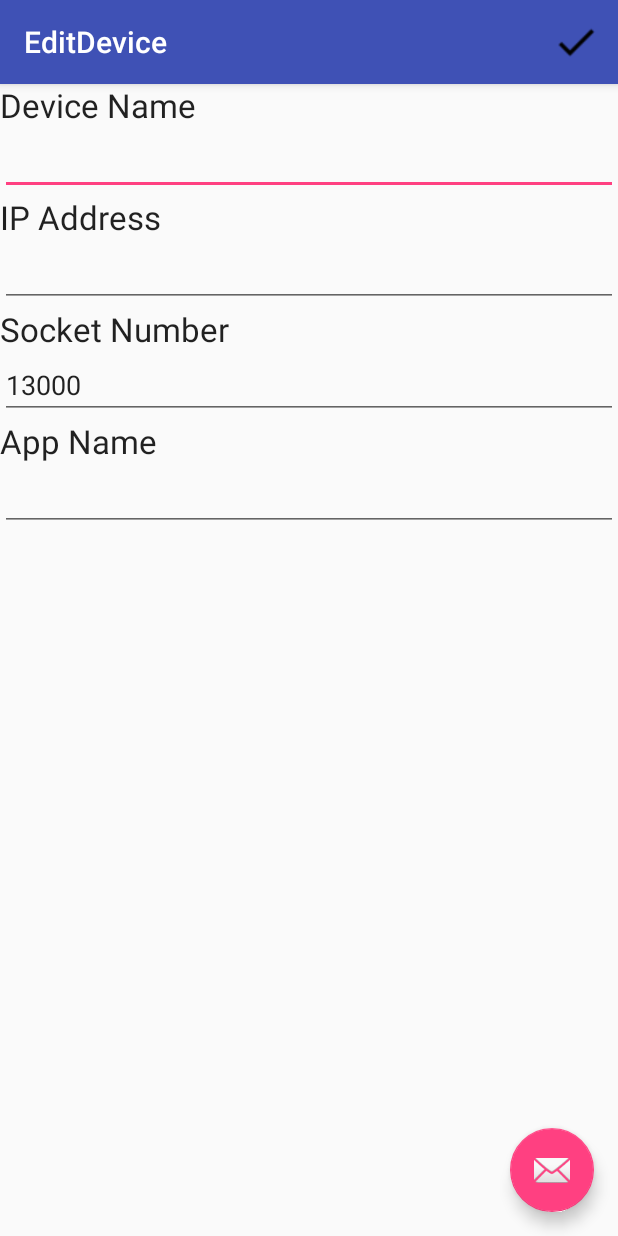
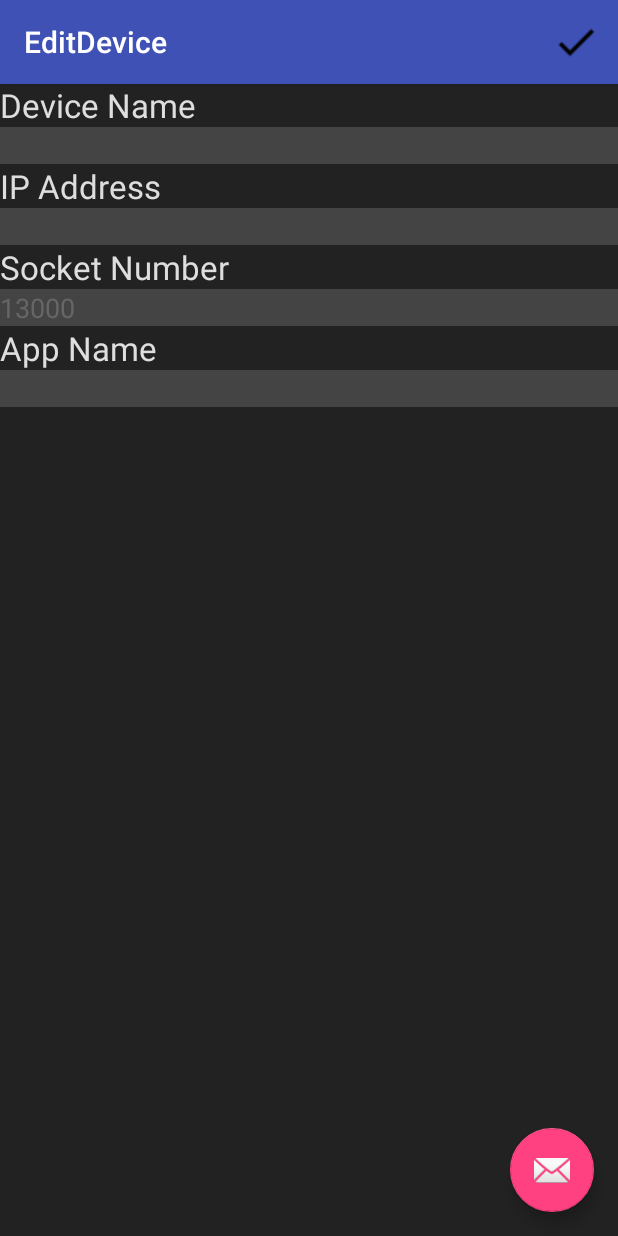
Before and after one commit to Natenador/CSC565-Networking-Project, an Android app: the EditDevice screen opened directly, with no data from a screen before it, on a phone screen of 412 x 824 dp. Run offline under Robolectric (Android 15) with nearby library versions, the phone set to English and light mode, and no system bars.

Commit message:
002.0 Completed. Also added a few design changes (colors)

```diff
--- a/HouseHub/app/src/main/java/com/example/natha/househub/activity/EditDevice.java
+++ b/HouseHub/app/src/main/java/com/example/natha/househub/activity/EditDevice.java
@@ -20,6 +20,7 @@ import com.example.natha.househub.database.HouseHubDatabase;
 
 public class EditDevice extends AppCompatActivity {
 
+    private int deviceId;
     @Override
     protected void onCreate(Bundle savedInstanceState) {
         super.onCreate(savedInstanceState);
@@ -36,9 +37,9 @@ public class EditDevice extends AppCompatActivity {
             }
         });
 
-        int id = getIntent().getIntExtra(HouseHubDatabase.DEVICE_ID, -1);
-        if(id >= 0) {
-            populateEditScreen(id);
+        deviceId = getIntent().getIntExtra(HouseHubDatabase.DEVICE_ID, -1);
+        if(deviceId >= 0) {
+            populateEditScreen(deviceId);
         }
         else {
             EditText deviceSocket = (EditText) findViewById(R.id.edit_socket_num);
@@ -67,6 +68,7 @@ public class EditDevice extends AppCompatActivity {
         EditText deviceSocket = (EditText) findViewById(R.id.edit_socket_num);
         EditText appName = (EditText) findViewById(R.id.edit_app_name);
 
+        device.setId(deviceId);
         device.setName(deviceName.getText().toString());
         device.setIpAddress(deviceIp.getText().toString());
         device.setAppName(appName.getText().toString());
@@ -93,7 +95,12 @@ public class EditDevice extends AppCompatActivity {
         switch(id) {
             case R.id.finish:
                 DeviceDao deviceDao = new DeviceDao(this);
-                deviceDao.addDevice(createDeviceFromInput());
+                if(deviceId < 0) {
+                    deviceDao.addDevice(createDeviceFromInput());
+                }
+                else {
+
+                }
                 Intent mainIntent = new Intent(this, MainActivity.class);
                 startActivity(mainIntent);
                 return true;
--- a/HouseHub/app/src/main/res/layout/content_edit_device.xml
+++ b/HouseHub/app/src/main/res/layout/content_edit_device.xml
@@ -1,7 +1,8 @@
 <?xml version="1.0" encoding="utf-8"?>
 <LinearLayout xmlns:android="http://schemas.android.com/apk/res/android"
     android:orientation="vertical" android:layout_width="match_parent"
-    android:layout_height="match_parent">
+    android:layout_height="match_parent"
+    android:background="@color/houseHubBackground">
 
 
     <TextView
@@ -10,49 +11,61 @@
         android:textAppearance="?android:attr/textAppearanceLarge"
         android:layout_marginTop="@dimen/below_header"
         android:text="Device Name"
-        android:id="@+id/device_name" />
+        android:id="@+id/device_name"
+        android:textColor="@color/houseHubForeground"/>
 
     <EditText
         android:layout_width="match_parent"
         android:layout_height="wrap_content"
         android:id="@+id/edit_device_name"
-        android:layout_gravity="right" />
+        android:layout_gravity="right"
+        android:textColor="@color/userInputForeground"
+        android:background="@color/userInputBackground"/>
 
     <TextView
         android:layout_width="wrap_content"
         android:layout_height="wrap_content"
         android:textAppearance="?android:attr/textAppearanceLarge"
         android:text="IP Address"
-        android:id="@+id/ip_address" />
+        android:id="@+id/ip_address"
+        android:textColor="@color/houseHubForeground"/>
 
     <EditText
         android:layout_width="match_parent"
         android:layout_height="wrap_content"
-        android:id="@+id/edit_ip_address" />
+        android:id="@+id/edit_ip_address"
+        android:textColor="@color/userInputForeground"
+        android:background="@color/userInputBackground"/>
 
     <TextView
         android:layout_width="wrap_content"
         android:layout_height="wrap_content"
         android:textAppearance="?android:attr/textAppearanceLarge"
         android:text="Socket Number"
-        android:id="@+id/socket_num" />
+        android:id="@+id/socket_num"
+        android:textColor="@color/houseHubForeground"/>
 
     <EditText
         android:layout_width="match_parent"
         android:layout_height="wrap_content"
-        android:id="@+id/edit_socket_num" />
+        android:id="@+id/edit_socket_num"
+        android:textColor="@color/userInputForeground"
+        android:background="@color/userInputBackground"/>
 
     <TextView
         android:layout_width="wrap_content"
         android:layout_height="wrap_content"
         android:textAppearance="?android:attr/textAppearanceLarge"
         android:text="App Name"
-        android:id="@+id/app_name" />
+        android:id="@+id/app_name"
+        android:textColor="@color/houseHubForeground"/>
 
     <EditText
         android:layout_width="match_parent"
         android:layout_height="wrap_content"
-        android:id="@+id/edit_app_name" />
+        android:id="@+id/edit_app_name"
+        android:textColor="@color/userInputForeground"
+        android:background="@color/userInputBackground"/>
 
 
 </LinearLayout>
--- a/HouseHub/app/src/main/res/layout/content_main.xml
+++ b/HouseHub/app/src/main/res/layout/content_main.xml
@@ -11,7 +11,7 @@
     android:paddingTop="@dimen/default_margin"
     android:columnCount="3"
     app:layout_behavior="@string/appbar_scrolling_view_behavior"
-    android:background="@color/homeHubBackground">
+    android:background="@color/houseHubBackground">
 
     <TextView
         android:layout_width="wrap_content"
@@ -21,7 +21,7 @@
         android:id="@+id/device"
         android:layout_row="0"
         android:layout_column="0"
-        android:textColor="@color/homeHubForeground"/>
+        android:textColor="@color/houseHubForeground"/>
 
 
     <ListView
--- a/HouseHub/app/src/main/res/values/colors.xml
+++ b/HouseHub/app/src/main/res/values/colors.xml
@@ -4,6 +4,8 @@
     <color name="colorPrimaryDark">#303F9F</color>
     <color name="colorAccent">#FF4081</color>
     <color name="deviceRowBackground">#DEDEDE</color>
-    <color name="homeHubBackground">#222222</color>
-    <color name="homeHubForeground">#DEDEDE</color>
+    <color name="houseHubBackground">#222222</color>
+    <color name="houseHubForeground">#DEDEDE</color>
+    <color name="userInputBackground">#444444</color>
+    <color name="userInputForeground">#666666</color>
 </resources>
```
Also changed, not shown: HouseHub/app/src/main/java/com/example/natha/househub/dao/DeviceDao.java (+38 -0 lines).
